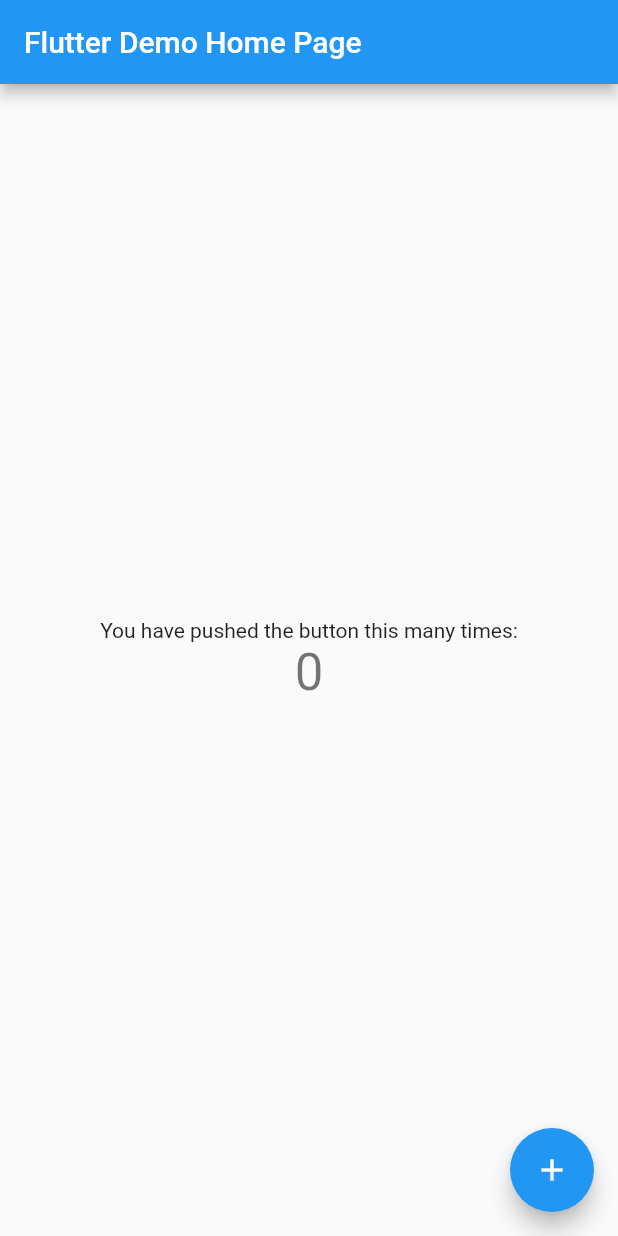
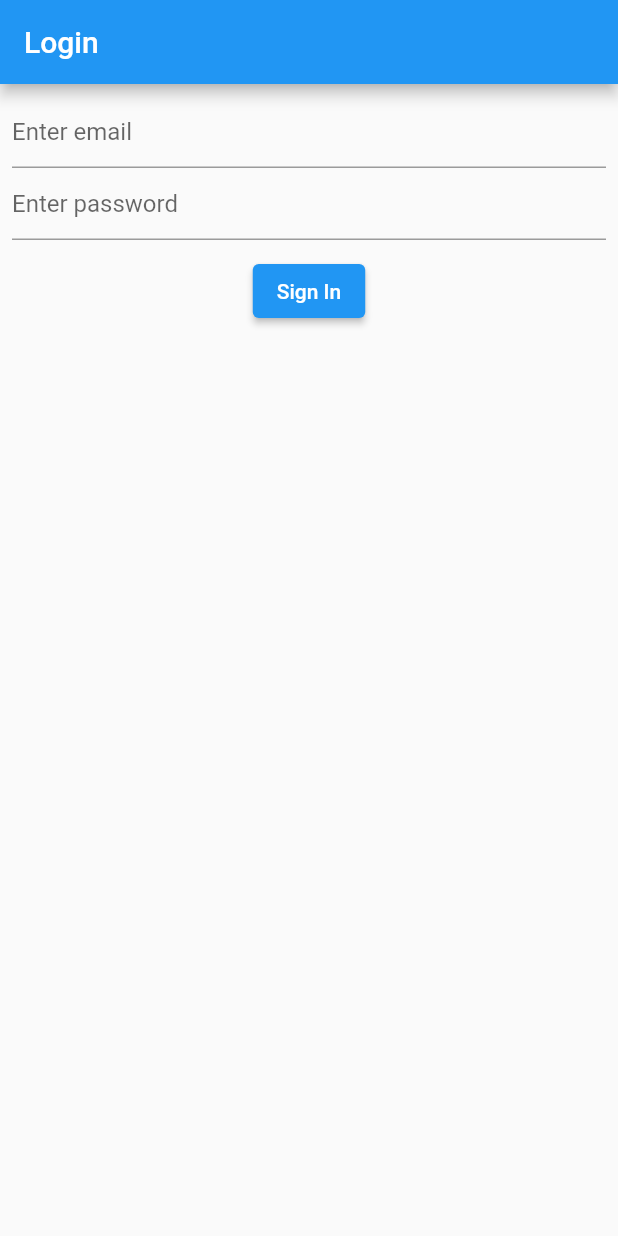
Before and after one commit to iamsannyrai/flutter_testing, a Flutter app: the screen it shows after launch, on a phone screen of 412 x 824 dp. Run offline on Flutter 3.47's test engine with Material 2 defaults, Android fonts, the phone set to English and light mode, and no system bars.

Commit message:
unit test:(Login Screen)

```diff
--- /dev/null
+++ b/lib/login_screen.dart
@@ -0,0 +1,47 @@
+import 'package:flutter/material.dart';
+import 'package:testing/validator.dart';
+
+class LoginScreen extends StatelessWidget {
+  LoginScreen({Key? key}) : super(key: key);
+
+  final _emailController = TextEditingController();
+  final _passwordController = TextEditingController();
+  final _formKey = GlobalKey<FormState>();
+
+  @override
+  Widget build(BuildContext context) {
+    return Scaffold(
+      appBar: AppBar(title: const Text("Login")),
+      body: Padding(
+        padding: const EdgeInsets.all(8.0),
+        child: Form(
+          key: _formKey,
+          child: Column(
+            children: [
+              TextFormField(
+                key: const ValueKey("emailField"),
+                controller: _emailController,
+                decoration: const InputDecoration(hintText: "Enter email"),
+                validator: (value) => Validator.vaildateEmail(value ?? ""),
+              ),
+              TextFormField(
+                key: const ValueKey("passwordField"),
+                controller: _passwordController,
+                decoration: const InputDecoration(hintText: "Enter password"),
+                validator: (value) => Validator.vaildateEmail(value ?? ""),
+              ),
+              const SizedBox(height: 10),
+              ElevatedButton(
+                key: const ValueKey("loginButton"),
+                onPressed: () {
+                  _formKey.currentState?.validate();
+                },
+                child: const Text('Sign In'),
+              )
+            ],
+          ),
+        ),
+      ),
+    );
+  }
+}
--- a/lib/main.dart
+++ b/lib/main.dart
@@ -1,4 +1,5 @@
 import 'package:flutter/material.dart';
+import 'package:testing/login_screen.dart';
 
 void main() {
   runApp(const MyApp());
@@ -24,7 +25,7 @@ class MyApp extends StatelessWidget {
         // is not restarted.
         primarySwatch: Colors.blue,
       ),
-      home: const MyHomePage(title: 'Flutter Demo Home Page'),
+      home: LoginScreen(),
     );
   }
 }
```
Also changed, not shown: 1 other file.
